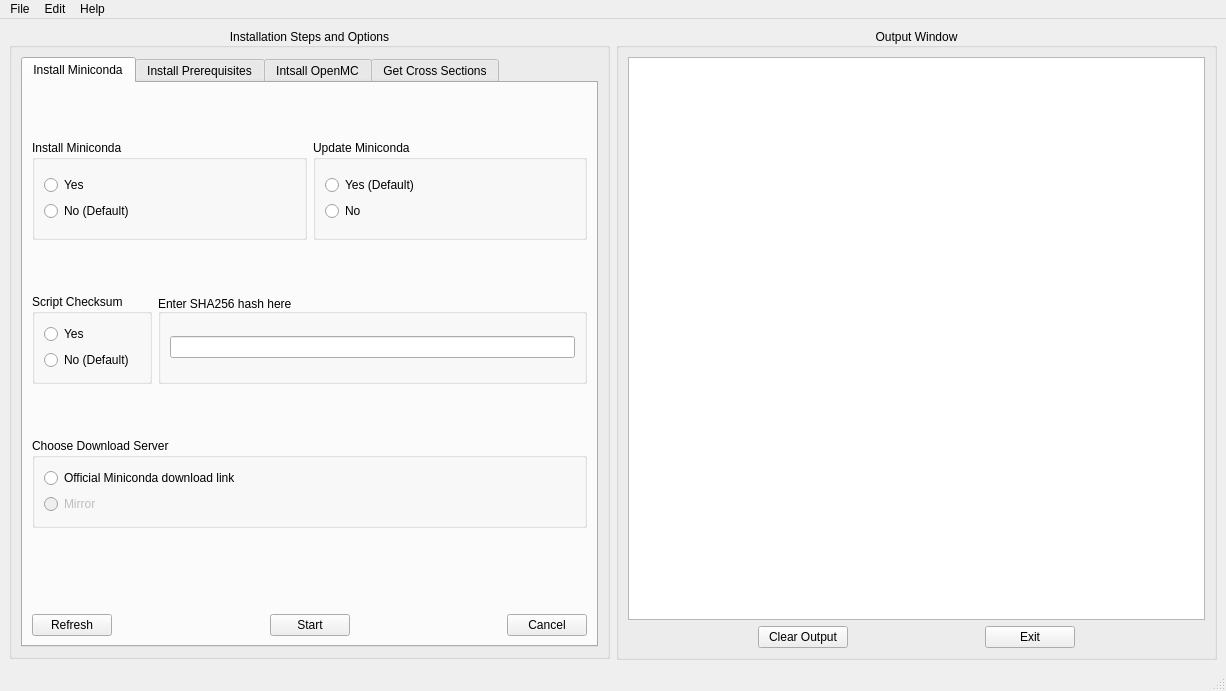
The window that src/ui/GUI_Install.ui (mohamedlahdour/ERSN-OpenMC-Py) describes before a commit, drawn with Qt 5.
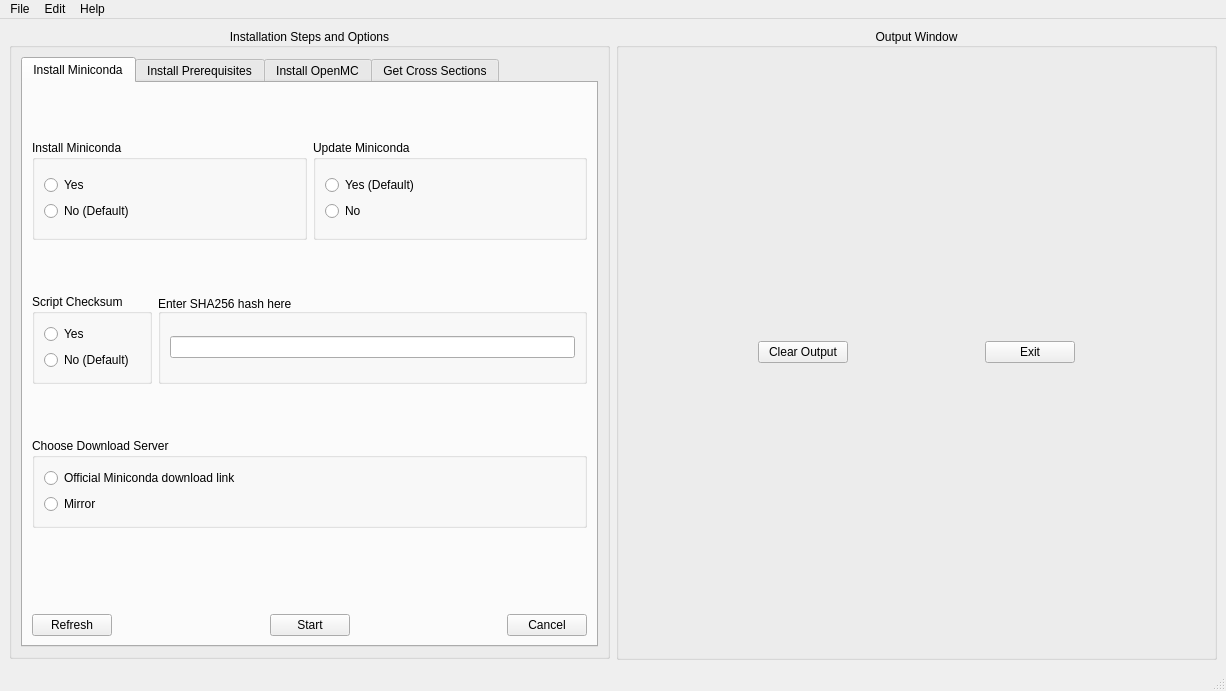
The same window after the commit. The open tabs and pages were chosen to show the change.

Patch:
```diff
--- a/src/ui/GUI_Install.ui
+++ b/src/ui/GUI_Install.ui
@@ -339,7 +339,7 @@
                   <item>
                    <widget class="QRadioButton" name="rB_MIRROR_URL">
                     <property name="enabled">
-                     <bool>false</bool>
+                     <bool>true</bool>
                     </property>
                     <property name="text">
                      <string>Mirror</string>
@@ -854,7 +854,7 @@
          </widget>
          <widget class="QWidget" name="tab_install_openmc">
           <attribute name="title">
-           <string>Intsall OpenMC</string>
+           <string>Install OpenMC</string>
           </attribute>
           <layout class="QGridLayout" name="gridLayout_24">
            <item row="0" column="0">
@@ -1985,13 +1985,6 @@
        <set>Qt::AlignCenter</set>
       </property>
       <layout class="QGridLayout" name="gridLayout_9">
-       <item row="0" column="0">
-        <widget class="QPlainTextEdit" name="receiveArea">
-         <property name="lineWrapMode">
-          <enum>QPlainTextEdit::NoWrap</enum>
-         </property>
-        </widget>
-       </item>
        <item row="1" column="0">
         <layout class="QHBoxLayout" name="horizontalLayout_4">
          <item>
```
Left out of the diff: 21 changed lines with no effect on the pictures.
